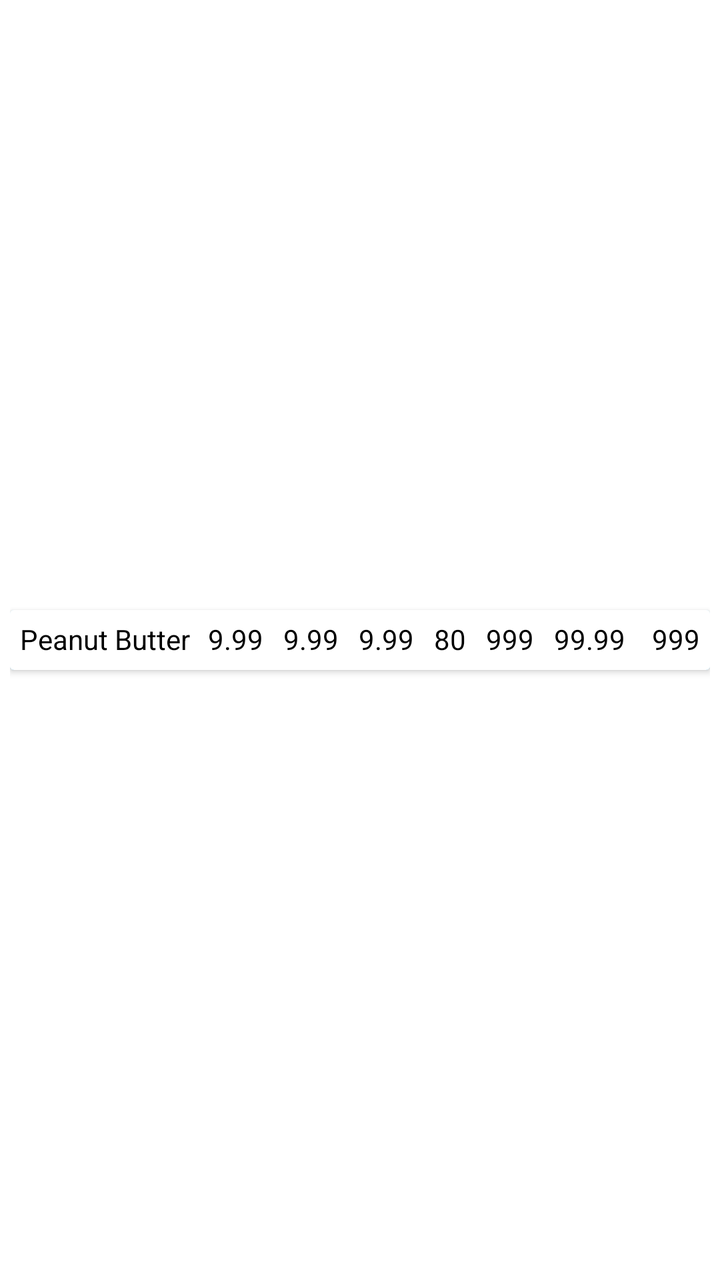
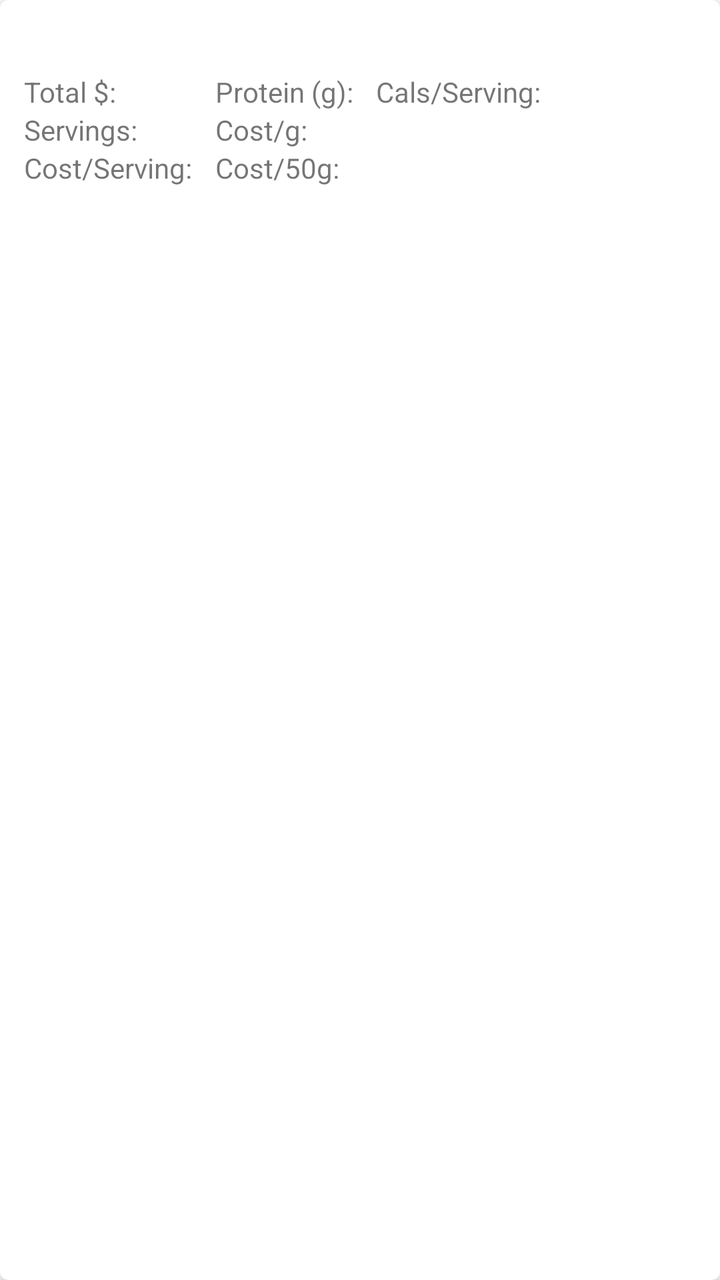

Two renders of the same Android screen: before a commit and after it. Below are the layout's source before the change and the commit's diff.
<!-- AndroidManifest.xml: application theme Theme.PC2 -->
<!-- res/layout/item_protein_cost.xml -->
<?xml version="1.0" encoding="utf-8"?>
<androidx.constraintlayout.widget.ConstraintLayout xmlns:android="http://schemas.android.com/apk/res/android"
    xmlns:app="http://schemas.android.com/apk/res-auto"
    xmlns:tools="http://schemas.android.com/tools"
    android:layout_width="match_parent"
    android:layout_height="wrap_content"
    android:padding="5dp">

    <androidx.cardview.widget.CardView
        android:layout_width="match_parent"
        android:layout_height="wrap_content"
        app:cardBackgroundColor="#03A9F4"
        app:layout_constraintBottom_toBottomOf="parent"
        app:layout_constraintEnd_toEndOf="parent"
        app:layout_constraintStart_toStartOf="parent"
        app:layout_constraintTop_toTopOf="parent"
        tools:cardCornerRadius="5dp">

        <androidx.constraintlayout.widget.ConstraintLayout
            android:layout_width="match_parent"
            android:layout_height="match_parent"
            android:background="@drawable/item_selected_background">

            
            <TextView
                android:id="@+id/MealRV"
                android:layout_width="0dp"
                android:layout_height="wrap_content"
                android:background="@drawable/item_selected_background"
                android:padding="5dp"
                android:text="@string/peanut_butter"
                android:textColor="#000000"
                app:barrierMargin="@dimen/cardview_default_radius"
                app:layout_constraintStart_toStartOf="parent"
                app:layout_constraintTop_toTopOf="parent" />

            
            <TextView
                android:id="@+id/CostPer50RV"
                android:layout_width="0dp"
                android:layout_height="wrap_content"
                android:background="@drawable/item_selected_background"
                android:padding="5dp"
                android:text="@string/_9_99"
                android:textColor="#000000"
                app:layout_constraintEnd_toStartOf="@+id/CostPer1RV"
                app:layout_constraintTop_toTopOf="parent" />

            
            <TextView
                android:id="@+id/CostPer1RV"
                android:layout_width="0dp"
                android:layout_height="wrap_content"
                android:background="@drawable/item_selected_background"
                android:padding="5dp"
                android:text="@string/_9_99"
                android:textColor="#000000"
                app:layout_constraintEnd_toStartOf="@+id/ServingCostRV"
                app:layout_constraintTop_toTopOf="parent" />

            
            <TextView
                android:id="@+id/ServingCostRV"
                android:layout_width="0dp"
                android:layout_height="wrap_content"
                android:background="@drawable/item_selected_background"
                android:padding="5dp"
                android:text="@string/_9_99"
                android:textColor="#000000"
                app:layout_constraintEnd_toStartOf="@+id/ServingsRV"
                app:layout_constraintTop_toTopOf="parent" />

            
            <TextView
                android:id="@+id/ServingsRV"
                android:layout_width="0dp"
                android:layout_height="wrap_content"
                android:background="@drawable/item_selected_background"
                android:padding="5dp"
                android:text="@string/_80"
                android:textColor="#000000"
                app:layout_constraintEnd_toStartOf="@+id/GramsRV"
                app:layout_constraintTop_toTopOf="parent" />

            
            <TextView
                android:id="@+id/GramsRV"
                android:layout_width="0dp"
                android:layout_height="wrap_content"
                android:background="@drawable/item_selected_background"
                android:padding="5dp"
                android:text="@string/_999"
                android:textColor="#000000"
                app:layout_constraintEnd_toStartOf="@+id/PriceRV"
                app:layout_constraintTop_toTopOf="parent" />

            

            <TextView
                android:id="@+id/PriceRV"
                android:layout_width="49dp"
                android:layout_height="30dp"
                android:background="@drawable/item_selected_background"
                android:padding="5dp"
                android:text="@string/_99_99"
                android:textColor="#000000"
                app:layout_constraintEnd_toStartOf="@+id/PercentRV"
                app:layout_constraintTop_toTopOf="parent" />

            <TextView
                android:id="@+id/PercentRV"
                android:layout_width="0dp"
                android:layout_height="wrap_content"
                android:background="@drawable/item_selected_background"
                android:padding="5dp"
                android:text="@string/_999"
                android:textColor="#000000"
                app:layout_constraintEnd_toEndOf="parent"
                app:layout_constraintTop_toTopOf="parent" />


        </androidx.constraintlayout.widget.ConstraintLayout>
    </androidx.cardview.widget.CardView>

</androidx.constraintlayout.widget.ConstraintLayout>
<!-- resources referenced by this layout -->
<resources>
  <!-- drawable item_selected_background (drawable) -->
  <?xml version="1.0" encoding="utf-8"?>
  <selector xmlns:android="http://schemas.android.com/apk/res/android">
      <item android:state_activated="true" android:drawable="@color/selected_item_color" />
      <item android:drawable="@color/normal_item_color" />
  </selector>
  <string name="_80">80</string>
  <string name="_999">999</string>
  <string name="_99_99">99.99</string>
  <string name="_9_99">9.99</string>
  <string name="peanut_butter">Peanut Butter</string>
  <style name="Theme.PC2" parent="Theme.MaterialComponents.DayNight.DarkActionBar">
          
          <item name="colorPrimary">@color/royal</item>
          <item name="colorPrimaryVariant">@color/purple_700</item>
          <item name="colorOnPrimary">@color/white</item>
          
          <item name="colorSecondary">@color/teal_200</item>
          <item name="colorSecondaryVariant">@color/teal_700</item>
          <item name="colorOnSecondary">@color/black</item>
          
          <item name="android:statusBarColor">?attr/colorPrimaryVariant</item>
          
      </style>
  <color name="selected_item_color">#FF0000</color>
  <color name="normal_item_color">@color/white</color>
  <color name="royal">#4169e1</color>
  <color name="purple_700">#FF3700B3</color>
  <color name="white">#FFFFFFFF</color>
  <color name="teal_200">#FF03DAC5</color>
  <color name="teal_700">#FF018786</color>
  <color name="black">#FF000000</color>
</resources>

<!-- the commit's change to res/layout/item_protein_cost.xml (unified diff, before → after) -->
@@ -1,125 +1,103 @@
 <?xml version="1.0" encoding="utf-8"?>
-<androidx.constraintlayout.widget.ConstraintLayout xmlns:android="http://schemas.android.com/apk/res/android"
+<com.google.android.material.card.MaterialCardView xmlns:android="http://schemas.android.com/apk/res/android"
     xmlns:app="http://schemas.android.com/apk/res-auto"
-    xmlns:tools="http://schemas.android.com/tools"
     android:layout_width="match_parent"
     android:layout_height="wrap_content"
-    android:padding="5dp">
+    android:layout_margin="8dp"
+    app:cardElevation="4dp">
 
-    <androidx.cardview.widget.CardView
+    <GridLayout
         android:layout_width="match_parent"
         android:layout_height="wrap_content"
-        app:cardBackgroundColor="#03A9F4"
-        app:layout_constraintBottom_toBottomOf="parent"
-        app:layout_constraintEnd_toEndOf="parent"
-        app:layout_constraintStart_toStartOf="parent"
-        app:layout_constraintTop_toTopOf="parent"
-        tools:cardCornerRadius="5dp">
+        android:columnCount="4"
+        android:rowCount="5"
+        android:padding="12dp">
 
-        <androidx.constraintlayout.widget.ConstraintLayout
+        
+        <TextView
+            android:id="@+id/MealRV"
             android:layout_width="match_parent"
-            android:layout_height="match_parent"
-            android:background="@drawable/item_selected_background">
+            android:layout_height="wrap_content"
+            android:layout_row="0"
+            android:layout_column="0"
+            android:layout_columnSpan="4"
+            android:textSize="18sp"
+            android:textStyle="bold"
+            android:paddingRight="8dp"/>
 
-            
-            <TextView
-                android:id="@+id/MealRV"
-                android:layout_width="0dp"
-                android:layout_height="wrap_content"
-                android:background="@drawable/item_selected_background"
-                android:padding="5dp"
-                android:text="@string/peanut_butter"
-                android:textColor="#000000"
-                app:barrierMargin="@dimen/cardview_default_radius"
-                app:layout_constraintStart_toStartOf="parent"
-                app:layout_constraintTop_toTopOf="parent" />
+        
 
-            
-            <TextView
-                android:id="@+id/CostPer50RV"
-                android:layout_width="0dp"
-                android:layout_height="wrap_content"
-                android:background="@drawable/item_selected_background"
-                android:padding="5dp"
-                android:text="@string/_9_99"
-                android:textColor="#000000"
-                app:layout_constraintEnd_toStartOf="@+id/CostPer1RV"
-                app:layout_constraintTop_toTopOf="parent" />
+        <TextView
+            android:id="@+id/ServingsRV"
+            android:layout_width="wrap_content"
+            android:layout_height="wrap_content"
+            android:layout_row="2"
+            android:layout_column="0"
+            android:text="Servings: "
+            android:textSize="14sp"
+            android:paddingRight="8dp"/>
 
-            
-            <TextView
-                android:id="@+id/CostPer1RV"
-                android:layout_width="0dp"
-                android:layout_height="wrap_content"
-                android:background="@drawable/item_selected_background"
-                android:padding="5dp"
-                android:text="@string/_9_99"
-                android:textColor="#000000"
-                app:layout_constraintEnd_toStartOf="@+id/ServingCostRV"
-                app:layout_constraintTop_toTopOf="parent" />
+        <TextView
+            android:id="@+id/PriceRV"
+            android:layout_width="wrap_content"
+            android:layout_height="wrap_content"
+            android:layout_row="1"
+            android:layout_column="0"
+            android:text="Total $: "
+            android:textSize="14sp"
+            android:paddingRight="8dp"/>
 
-            
-            <TextView
-                android:id="@+id/ServingCostRV"
-                android:layout_width="0dp"
-                android:layout_height="wrap_content"
-                android:background="@drawable/item_selected_background"
-                android:padding="5dp"
-                android:text="@string/_9_99"
-                android:textColor="#000000"
-                app:layout_constraintEnd_toStartOf="@+id/ServingsRV"
-                app:layout_constraintTop_toTopOf="parent" />
+        
 
-            
-            <TextView
-                android:id="@+id/ServingsRV"
-                android:layout_width="0dp"
-                android:layout_height="wrap_content"
-                android:background="@drawable/item_selected_background"
-                android:padding="5dp"
-                android:text="@string/_80"
-                android:textColor="#000000"
-                app:layout_constraintEnd_toStartOf="@+id/GramsRV"
-                app:layout_constraintTop_toTopOf="parent" />
+        <TextView
+            android:id="@+id/GramsRV"
+            android:layout_width="wrap_content"
+            android:layout_height="wrap_content"
+            android:layout_row="1"
+            android:layout_column="1"
+            android:text="Protein (g): "
+            android:textSize="14sp"
+            android:paddingRight="8dp"/>
 
-            
-            <TextView
-                android:id="@+id/GramsRV"
-                android:layout_width="0dp"
-                android:layout_height="wrap_content"
-                android:background="@drawable/item_selected_background"
-                android:padding="5dp"
-                android:text="@string/_999"
-                android:textColor="#000000"
-                app:layout_constraintEnd_toStartOf="@+id/PriceRV"
-                app:layout_constraintTop_toTopOf="parent" />
+        <TextView
+            android:id="@+id/PercentRV"
+            android:layout_width="wrap_content"
+            android:layout_height="wrap_content"
+            android:layout_row="1"
+            android:layout_column="2"
+            android:text="Cals/Serving: "
+            android:textSize="14sp"
+            android:paddingRight="8dp"/>
 
-            
+        <TextView
+            android:id="@+id/CostPer50RV"
+            android:layout_width="wrap_content"
+            android:layout_height="wrap_content"
+            android:layout_row="3"
+            android:layout_column="1"
+            android:text="Cost/50g: "
+            android:textSize="14sp"
+            android:paddingRight="8dp"/>
 
-            <TextView
-                android:id="@+id/PriceRV"
-                android:layout_width="49dp"
-                android:layout_height="30dp"
-                android:background="@drawable/item_selected_background"
-                android:padding="5dp"
-                android:text="@string/_99_99"
-                android:textColor="#000000"
-                app:layout_constraintEnd_toStartOf="@+id/PercentRV"
-                app:layout_constraintTop_toTopOf="parent" />
+        <TextView
+            android:id="@+id/CostPer1RV"
+            android:layout_width="wrap_content"
+            android:layout_height="wrap_content"
+            android:layout_row="2"
+            android:layout_column="1"
+            android:text="Cost/g: "
+            android:textSize="14sp"
+            android:paddingRight="8dp"/>
 
-            <TextView
-                android:id="@+id/PercentRV"
-                android:layout_width="0dp"
-                android:layout_height="wrap_content"
-                android:background="@drawable/item_selected_background"
-                android:padding="5dp"
-                android:text="@string/_999"
-                android:textColor="#000000"
-                app:layout_constraintEnd_toEndOf="parent"
-                app:layout_constraintTop_toTopOf="parent" />
+        <TextView
+            android:id="@+id/ServingCostRV"
+            android:layout_width="wrap_content"
+            android:layout_height="wrap_content"
+            android:layout_row="3"
+            android:layout_column="0"
+            android:text="Cost/Serving: "
+            android:textSize="14sp"
+            android:paddingRight="8dp" />
 
-
-        </androidx.constraintlayout.widget.ConstraintLayout>
-    </androidx.cardview.widget.CardView>
-
-</androidx.constraintlayout.widget.ConstraintLayout>
+    </GridLayout>
+</com.google.android.material.card.MaterialCardView>
<!-- resource entries referenced after the edit -->
@@ -1,16 +1,5 @@
 <!-- resources referenced by this layout -->
 <resources>
-  <!-- drawable item_selected_background (drawable) -->
-  <?xml version="1.0" encoding="utf-8"?>
-  <selector xmlns:android="http://schemas.android.com/apk/res/android">
-      <item android:state_activated="true" android:drawable="@color/selected_item_color" />
-      <item android:drawable="@color/normal_item_color" />
-  </selector>
-  <string name="_80">80</string>
-  <string name="_999">999</string>
-  <string name="_99_99">99.99</string>
-  <string name="_9_99">9.99</string>
-  <string name="peanut_butter">Peanut Butter</string>
   <style name="Theme.PC2" parent="Theme.MaterialComponents.DayNight.DarkActionBar">
           
           <item name="colorPrimary">@color/royal</item>
@@ -24,8 +13,6 @@
           <item name="android:statusBarColor">?attr/colorPrimaryVariant</item>
           
       </style>
-  <color name="selected_item_color">#FF0000</color>
-  <color name="normal_item_color">@color/white</color>
   <color name="royal">#4169e1</color>
   <color name="purple_700">#FF3700B3</color>
   <color name="white">#FFFFFFFF</color>
